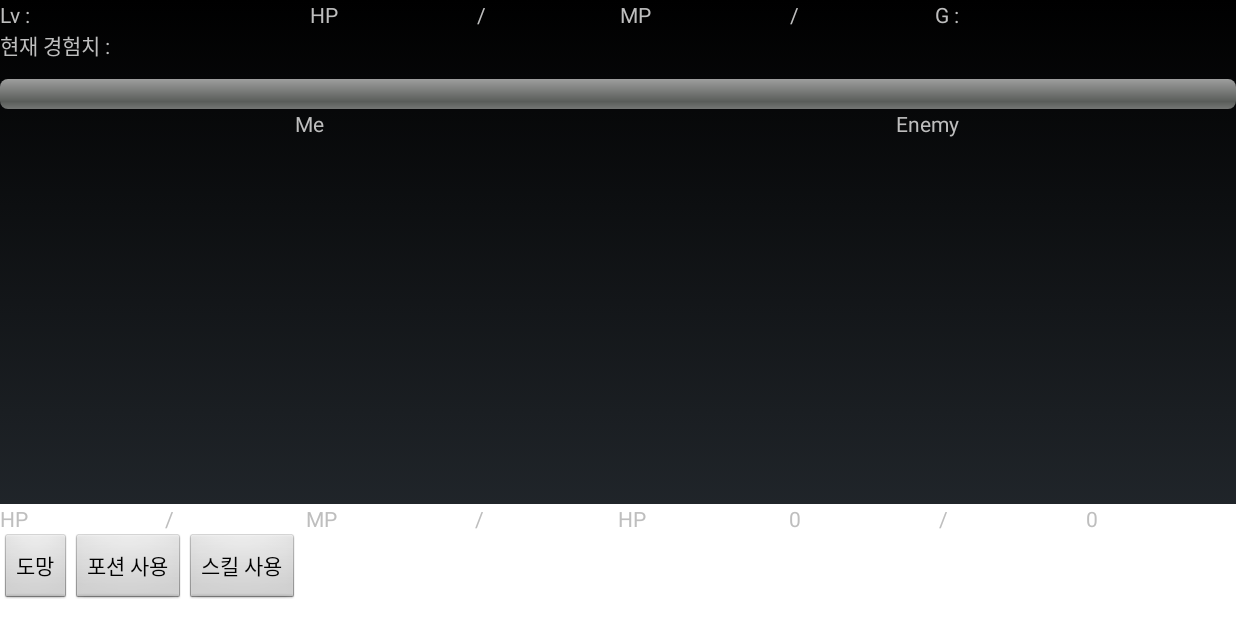
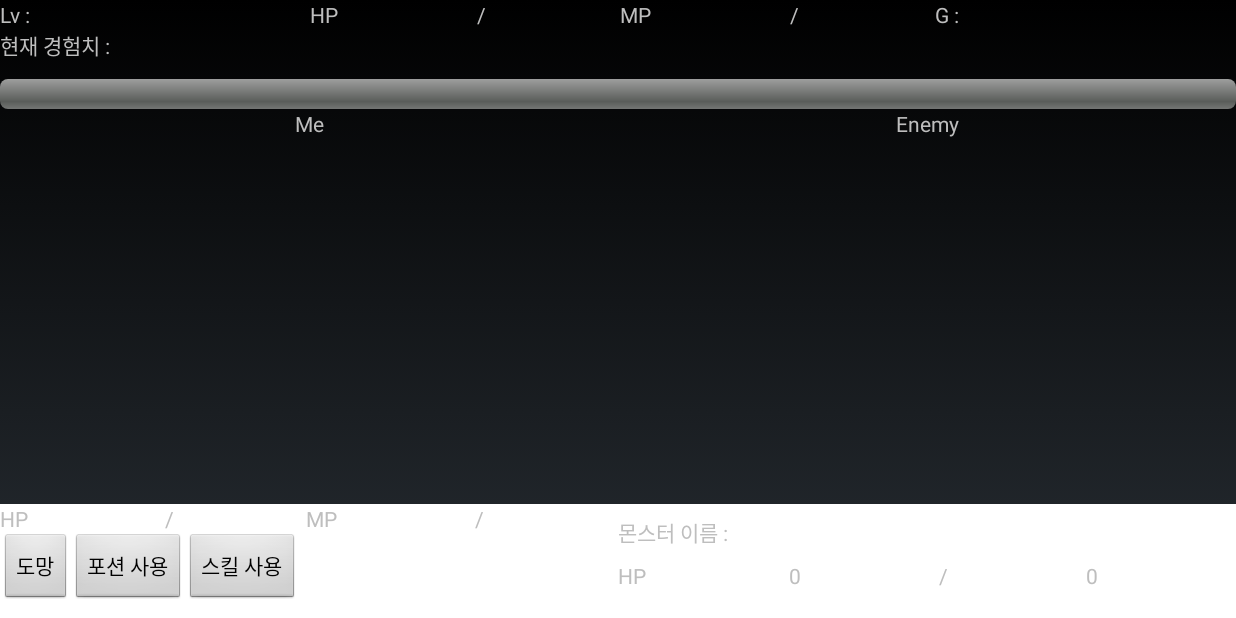
Before and after one commit to qhtlr4/Android_RPG_project, an Android app: the WarActivity screen opened directly, with no data from a screen before it, on a phone screen of 824 x 412 dp (held sideways). Run offline under Robolectric (Android 15) with nearby library versions, the phone set to English and light mode, and no system bars; 6 statements that could not run were skipped.

Commit message:
전투화면 몬스터 이름 출력

```diff
--- a/app/src/main/java/com/example/sec/android_rpg_project/WarActivity.java
+++ b/app/src/main/java/com/example/sec/android_rpg_project/WarActivity.java
@@ -50,6 +50,7 @@ public class WarActivity extends Activity {
     GameInfo gameInfo = new GameInfo(); //게임에 설정된 최대 경험치를 가져오기위한 클래스 객체
 
     Enemy enemy = new Enemy();      //적 정보
+    TextView enemy_name;
     ImageView enemy_image;
     Drawable[] drawables = new Drawable[5];
 
@@ -119,6 +120,8 @@ public class WarActivity extends Activity {
         enemy.setImage(drawables);
         enemy_image = (ImageView)findViewById(R.id.enemy_view);
         enemy_image.setImageDrawable(enemy.getImage());
+        enemy_name = (TextView)findViewById(R.id.enemy_name);
+        enemy_name.setText(enemy.name);
     }
 
     public int rand(int max) {
--- a/app/src/main/res/layout/activity_war.xml
+++ b/app/src/main/res/layout/activity_war.xml
@@ -226,7 +226,35 @@
             android:layout_width="match_parent"
             android:layout_height="match_parent"
             android:layout_weight="1"
-            android:orientation="horizontal">
+            android:orientation="vertical">
+
+            <LinearLayout
+                android:layout_width="match_parent"
+                android:layout_height="match_parent"
+                android:orientation="horizontal"
+                android:layout_weight="1">
+
+                <TextView
+                    android:layout_width="match_parent"
+                    android:layout_height="wrap_content"
+                    android:layout_weight="1"
+                    android:text="몬스터 이름 : "
+                    android:layout_gravity="center"/>
+
+                <TextView
+                    android:layout_width="match_parent"
+                    android:layout_height="wrap_content"
+                    android:layout_weight="1"
+                    android:id="@+id/enemy_name"
+                    android:layout_gravity="center"/>
+            </LinearLayout>
+
+
+            <LinearLayout
+                android:layout_width="match_parent"
+                android:layout_height="match_parent"
+                android:orientation="horizontal"
+                android:layout_weight="1">
 
                 <TextView
                     android:layout_width="wrap_content"
@@ -253,6 +281,7 @@
                     android:layout_weight="1" />
             </LinearLayout>
         </LinearLayout>
+    </LinearLayout>
 
     <TextView
         android:layout_width="0pt"
```
Lines whose indentation alone changed are shown as unchanged.
